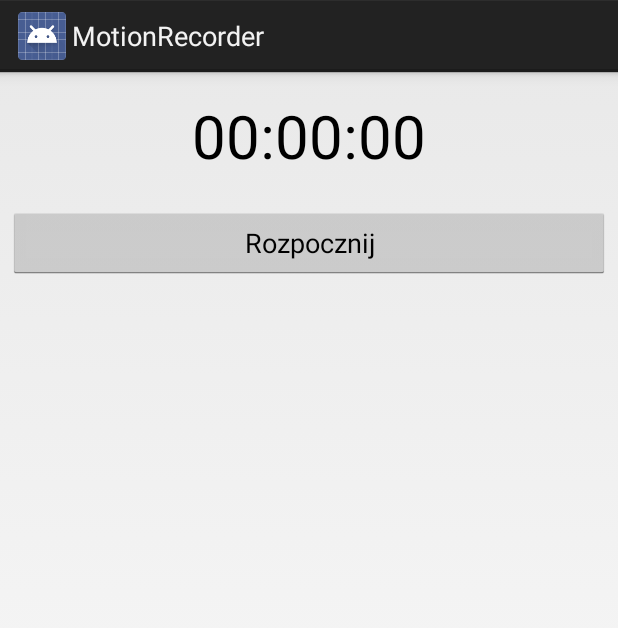
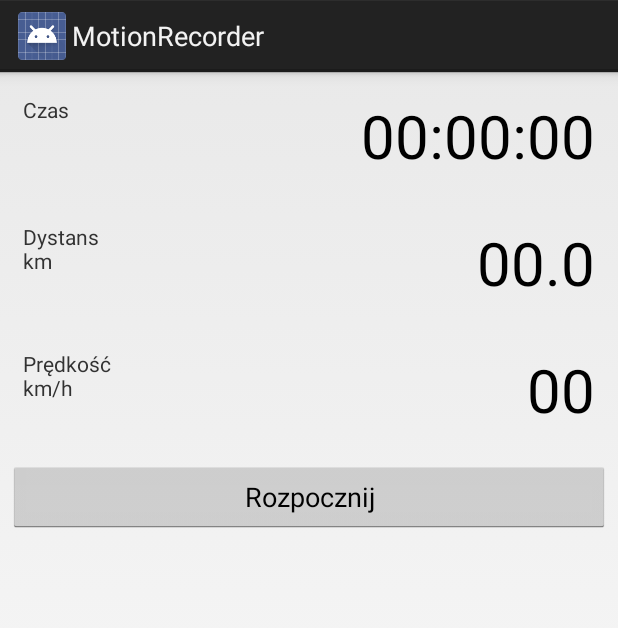
Before and after one commit to nagyist/MotionRecorder, an Android app: the fragment StartTrainingFragment shown on its own in the app's theme, on a phone screen of 412 x 824 dp. Shown: the top 628 px of the screen. Run offline under Robolectric (Android 15) with nearby library versions, the phone set to English and light mode, and no system bars; network calls fail; 1 statement that could not run was skipped.

Commit message:
Wprowadzenie obsługi DI.

```diff
--- a/app/src/main/java/put/iwm/android/motionrecorder/application/MotionRecorderApplication.java
+++ b/app/src/main/java/put/iwm/android/motionrecorder/application/MotionRecorderApplication.java
@@ -2,6 +2,7 @@ package put.iwm.android.motionrecorder.application;
 
 import android.app.Application;
 
+import put.iwm.android.motionrecorder.di.MotionRecorderComponent;
 import put.iwm.android.motionrecorder.training.TrainingTimer;
 import put.iwm.android.motionrecorder.training.TrainingTimerImpl;
 
@@ -10,7 +11,19 @@ import put.iwm.android.motionrecorder.training.TrainingTimerImpl;
  */
 public class MotionRecorderApplication extends Application {
 
+    private static MotionRecorderComponent component;
+
     private TrainingTimer trainingTimer = new TrainingTimerImpl(null);
+
+    @Override
+    public void onCreate() {
+        super.onCreate();
+        component = MotionRecorderComponent.Initializer.init(this);
+    }
+
+    public static MotionRecorderComponent component() {
+        return component;
+    }
 
     public TrainingTimer getTrainingTimer() {
         return trainingTimer;
--- /dev/null
+++ b/app/src/main/java/put/iwm/android/motionrecorder/di/FragmentComponent.java
@@ -0,0 +1,16 @@
+package put.iwm.android.motionrecorder.di;
+
+import javax.inject.Singleton;
+
+import dagger.Component;
+import put.iwm.android.motionrecorder.fragments.StartTrainingFragment;
+import put.iwm.android.motionrecorder.fragments.TimerTextGenerator;
+
+/**
+ * Created by Szymon on 2015-05-06.
+ */
+public interface FragmentComponent {
+
+    //public TimerTextGenerator provideTimerTextGenerator();
+    public void inject(StartTrainingFragment fragment);
+}
--- a/app/src/main/java/put/iwm/android/motionrecorder/fragments/StartTrainingFragment.java
+++ b/app/src/main/java/put/iwm/android/motionrecorder/fragments/StartTrainingFragment.java
@@ -11,6 +11,8 @@ import android.view.View;
 import android.view.ViewGroup;
 import android.widget.Button;
 import android.widget.TextView;
+
+import javax.inject.Inject;
 
 import put.iwm.android.motionrecorder.R;
 import put.iwm.android.motionrecorder.application.MotionRecorderApplication;
@@ -34,11 +36,16 @@ public class StartTrainingFragment extends Fragment implements TimerListener {
     private Intent locationServiceIntent;
     private TrainingManager trainingManager;
 
+    @Inject
+    TimerTextGenerator timerTextGenerator;
+
     @Override
     public View onCreateView(LayoutInflater inflater, ViewGroup container,
                              Bundle savedInstanceState) {
         // Inflate the layout for this fragment
         Log.i(TAG, "Tworzymy fragment");
+
+        MotionRecorderApplication.component().inject(this);
 
         rootView = inflater.inflate(R.layout.fragment_start_training, container, false);
         locationServiceIntent = new Intent(getActivity(), LocationListenerService.class);
@@ -53,6 +60,8 @@ public class StartTrainingFragment extends Fragment implements TimerListener {
         updateUI();
 
         processTimerUpdate(trainingTimer.getDurationTime());
+
+
 
         return rootView;
     }
@@ -78,9 +87,7 @@ public class StartTrainingFragment extends Fragment implements TimerListener {
             @Override
             public void onClick(View v) {
                 Log.i(TAG, "Rozpoczęto trening!");
-                getActivity().startService(locationServiceIntent);
-                trainingManager.startTraining();
-                updateUI();
+                startTrainingButtonClicked();
             }
         });
 
@@ -88,9 +95,7 @@ public class StartTrainingFragment extends Fragment implements TimerListener {
             @Override
             public void onClick(View v) {
                 Log.i(TAG, "Zakończono trening!");
-                getActivity().stopService(locationServiceIntent);
-                trainingManager.finishTraining();
-                updateUI();
+                finishTrainingButton();
             }
         });
 
@@ -98,9 +103,7 @@ public class StartTrainingFragment extends Fragment implements TimerListener {
             @Override
             public void onClick(View v) {
                 Log.i(TAG, "Wznowiono trening!");
-                getActivity().startService(locationServiceIntent);
-                trainingManager.resumeTraining();
-                updateUI();
+                resumeTrainingButtonClicked();
             }
         });
 
@@ -108,11 +111,37 @@ public class StartTrainingFragment extends Fragment implements TimerListener {
             @Override
             public void onClick(View v) {
                 Log.i(TAG, "Wstrzymano trening!");
-                getActivity().stopService(locationServiceIntent);
-                trainingManager.pauseTraining();
-                updateUI();
+                pauseTrainingButtonClicked();
             }
         });
+    }
+
+    private void startTrainingButtonClicked() {
+
+        getActivity().startService(locationServiceIntent);
+        trainingManager.startTraining();
+        updateUI();
+    }
+
+    private void finishTrainingButton() {
+
+        getActivity().stopService(locationServiceIntent);
+        trainingManager.finishTraining();
+        updateUI();
+    }
+
+    private void resumeTrainingButtonClicked() {
+
+        getActivity().startService(locationServiceIntent);
+        trainingManager.resumeTraining();
+        updateUI();
+    }
+
+    private void pauseTrainingButtonClicked() {
+
+        getActivity().stopService(locationServiceIntent);
+        trainingManager.pauseTraining();
+        updateUI();
     }
 
     private void updateUI() {
@@ -140,29 +169,8 @@ public class StartTrainingFragment extends Fragment implements TimerListener {
     @Override
     public void processTimerUpdate(long time) {
 
-        long hours = extractHours(time);
-        long minutes = extractMinutes(time);
-        long seconds = extractSeconds(time);
-
-        String timeString = String.format("%02d", hours) + ":" + String.format("%02d", minutes) + ":" + String.format("%02d", seconds);
-
-        trainingTimerTextView.setText(timeString);
-    }
-
-    private long extractHours(long time) {
-        return time / 1000 / 60 % 60;
-    }
-
-    private long extractMinutes(long time) {
-        return time / 1000 / 60;
-    }
-
-    private long extractSeconds(long time) {
-        return (time / 1000) % 60;
-    }
-
-    private long extractMilliseconds(long time) {
-        return time % 1000;
+        String timeText = timerTextGenerator.createTimerText(time);
+        trainingTimerTextView.setText(timeText);
     }
 
     @Override
--- /dev/null
+++ b/app/src/main/java/put/iwm/android/motionrecorder/fragments/TimerTextGenerator.java
@@ -0,0 +1,35 @@
+package put.iwm.android.motionrecorder.fragments;
+
+/**
+ * Created by Szymon on 2015-05-06.
+ */
+public class TimerTextGenerator {
+
+    public String createTimerText(long time) {
+
+        long hours = extractHours(time);
+        long minutes = extractMinutes(time);
+        long seconds = extractSeconds(time);
+
+        String timerText = String.format("%02d", hours) + ":" + String.format("%02d", minutes) + ":" + String.format("%02d", seconds);
+
+        return timerText;
+    }
+
+    private long extractHours(long time) {
+        return time / 1000 / 60 / 60 % 60;
+    }
+
+    private long extractMinutes(long time) {
+        return time / 1000 / 60;
+    }
+
+    private long extractSeconds(long time) {
+        return (time / 1000) % 60;
+    }
+
+    private long extractMilliseconds(long time) {
+        return time % 1000;
+    }
+
+}
--- a/app/src/main/res/layout/fragment_register.xml
+++ b/app/src/main/res/layout/fragment_register.xml
@@ -11,7 +11,6 @@
     <ScrollView
         android:layout_width="match_parent"
         android:layout_height="match_parent">
-
 
         <LinearLayout
             android:layout_width="fill_parent"
--- a/app/src/main/res/layout/fragment_start_training.xml
+++ b/app/src/main/res/layout/fragment_start_training.xml
@@ -2,21 +2,88 @@
     xmlns:tools="http://schemas.android.com/tools" android:layout_width="match_parent"
     android:layout_height="match_parent"
     tools:context="put.iwm.android.motionrecorder.fragments.StartTrainingFragment">
+
+    <ScrollView
+        android:layout_width="match_parent"
+        android:layout_height="match_parent">
 
         <LinearLayout
             android:orientation="vertical"
             android:layout_width="fill_parent"
             android:layout_height="fill_parent">
 
-        <TextView
-            android:id="@+id/training_timer"
+            <RelativeLayout
                 android:layout_width="fill_parent"
                 android:layout_height="wrap_content"
                 android:layout_margin="15dp"
+                android:orientation="horizontal">
+
+                <TextView
+                    android:layout_width="wrap_content"
+                    android:layout_height="wrap_content"
+                    android:textAppearance="?android:attr/textAppearanceSmall"
+                    android:text="@string/timer_label"
+                    android:layout_alignParentLeft="true" />
+
+                <TextView
+                    android:id="@+id/training_timer"
+                    android:layout_width="wrap_content"
+                    android:layout_height="wrap_content"
                     android:textSize="40sp"
                     android:textColor="#000000"
                     android:text="@string/timer_init_value"
-            android:gravity="center_horizontal" />
+                    android:layout_alignParentRight="true" />
+
+            </RelativeLayout>
+
+            <RelativeLayout
+                android:layout_width="fill_parent"
+                android:layout_height="wrap_content"
+                android:layout_margin="15dp"
+                android:orientation="horizontal">
+
+                <TextView
+                    android:layout_width="wrap_content"
+                    android:layout_height="wrap_content"
+                    android:textAppearance="?android:attr/textAppearanceSmall"
+                    android:text="@string/distance_label"
+                    android:layout_alignParentLeft="true" />
+
+                <TextView
+                    android:id="@+id/training_distance"
+                    android:layout_width="wrap_content"
+                    android:layout_height="wrap_content"
+                    android:textSize="40sp"
+                    android:textColor="#000000"
+                    android:text="@string/distance_init_value"
+                    android:layout_alignParentRight="true" />
+
+            </RelativeLayout>
+
+            <RelativeLayout
+                android:layout_width="fill_parent"
+                android:layout_height="wrap_content"
+                android:layout_margin="15dp"
+                android:orientation="horizontal">
+
+                <TextView
+                    android:layout_width="wrap_content"
+                    android:layout_height="wrap_content"
+                    android:textAppearance="?android:attr/textAppearanceSmall"
+                    android:text="@string/speed_label"
+                    android:layout_alignParentLeft="true" />
+
+                <TextView
+                    android:id="@+id/training_speed"
+                    android:layout_width="wrap_content"
+                    android:layout_height="wrap_content"
+                    android:textSize="40sp"
+                    android:textColor="#000000"
+                    android:text="@string/speed_init_value"
+                    android:layout_alignParentRight="true" />
+
+            </RelativeLayout>
+
 
             <Button
                 android:layout_width="match_parent"
@@ -49,7 +116,8 @@
                 android:id="@+id/pause_training_button"
                 android:visibility="visible" />
 
-
         </LinearLayout>
 
+    </ScrollView>
+
 </FrameLayout>
--- a/app/src/main/res/values/strings.xml
+++ b/app/src/main/res/values/strings.xml
@@ -45,6 +45,13 @@
     <string name="drawer_list_open">Otwórz menu</string>
     <string name="drawer_list_close">Zamknij menu</string>
 
+    <string name="timer_label">Czas</string>
     <string name="timer_init_value">00:00:00</string>
 
+    <string name="distance_label">Dystans\nkm</string>
+    <string name="distance_init_value">00.0</string>
+
+    <string name="speed_label">Prędkość\nkm/h</string>
+    <string name="speed_init_value">00</string>
+
 </resources>
```
Also changed, not shown: app/src/main/java/put/iwm/android/motionrecorder/di/MotionRecorderComponent.java (added, +27 -0 lines), app/src/main/java/put/iwm/android/motionrecorder/di/TimerTextGeneratorModule.java (added, +23 -0 lines), app/src/main/java/put/iwm/android/motionrecorder/fragments/RouteMapFragment.java (+22 -29 lines). Lines whose indentation alone changed are shown as unchanged.
